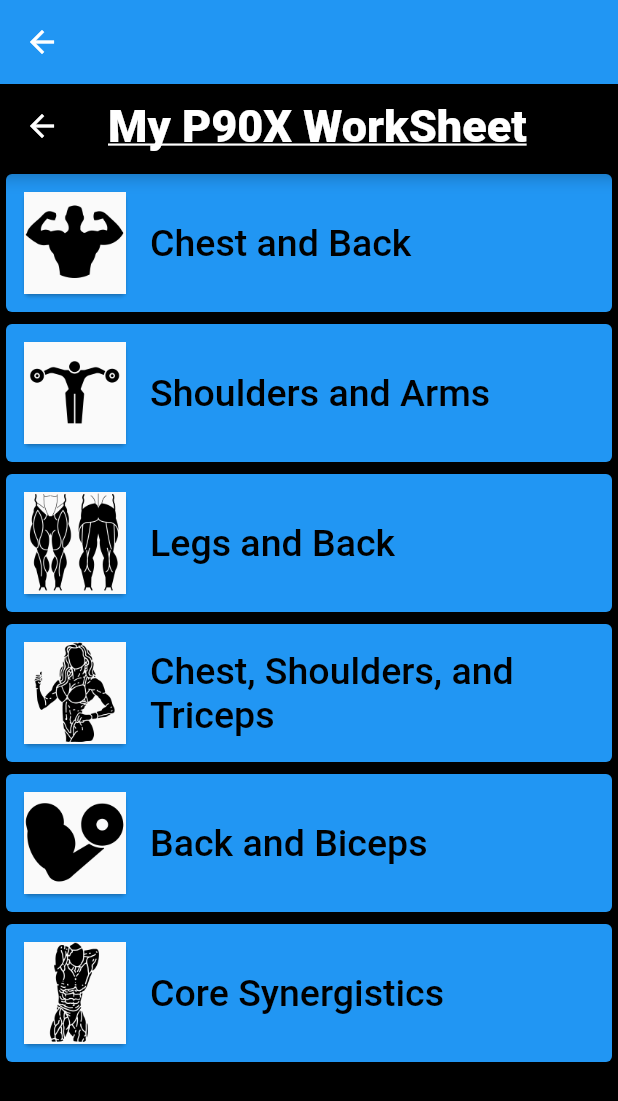
After one commit to Fairfieldfred/myp90x_app, a Flutter app: the MasterDetailPage screen opened by its route, on a phone screen of 412 x 824 dp. The commit adds this screen. Shown: the top 1101 px of the screen. Run offline on Flutter 3.47's test engine with Material 2 defaults, Android fonts, the phone set to English and light mode, and no system bars; our stand-ins replace sqflite; missing offline and left inert: dart:ffi; accounts and stored records are empty.

Commit message:
Colors and Pageview with no scroll

```diff
--- a/lib/main.dart
+++ b/lib/main.dart
@@ -1,6 +1,7 @@
 import 'package:flutter/material.dart';
 import 'package:myp90x_app/screens/database_test_screen.dart';
 import 'package:myp90x_app/model/exercise_brain.dart';
+import 'package:myp90x_app/screens/master_detail_page.dart';
 import 'package:myp90x_app/screens/welcome_screen.dart';
 import 'package:provider/provider.dart';
 
@@ -20,6 +21,7 @@
         routes: {
           WelcomeScreen.id: (context) => WelcomeScreen(),
           DatabaseTestScreen.id: (context) => DatabaseTestScreen(),
+          MasterDetailPage.id: (context) => MasterDetailPage()
         },
       ),
     );
--- a/lib/model/exercise_brain.dart
+++ b/lib/model/exercise_brain.dart
@@ -1,4 +1,5 @@
 import 'package:flutter/material.dart';
+import 'package:myp90x_app/model/workoutData.dart';
 
 class ExerciseModel extends ChangeNotifier {
 
@@ -31,7 +32,13 @@
   int _nextLastWeight = 0;
   int get nextLastWeight => _nextLastWeight;
 
+  WorkoutData _currentWorkout = workouts[2];
+  WorkoutData get currentWorkout => _currentWorkout;
 
+    void setCurrentWorkout(workout) {
+      _currentWorkout = workout;
+      notifyListeners();
+    }
     void setExerciseNumber(int) {
       _exerciseNumber = int;
       notifyListeners();
--- a/lib/screens/exercise_screen.dart
+++ b/lib/screens/exercise_screen.dart
@@ -4,7 +4,6 @@
 import 'package:myp90x_app/components/constants.dart';
 import 'package:myp90x_app/components/picker_views.dart';
 import 'package:myp90x_app/components/database_helper.dart';
-import 'package:myp90x_app/components/rounded_button.dart';
 import 'package:myp90x_app/model/exercise_brain.dart';
 import 'package:myp90x_app/model/workoutData.dart';
 import 'package:provider/provider.dart';
--- /dev/null
+++ b/lib/screens/master_detail_page.dart
@@ -0,0 +1,103 @@
+import 'package:flutter/material.dart';
+import 'package:myp90x_app/components/constants.dart';
+import 'package:myp90x_app/screens/welcome_screen.dart';
+import 'package:myp90x_app/model/workoutData.dart';
+import 'exercise_screen.dart';
+import 'package:myp90x_app/model/exercise_brain.dart';
+import 'package:provider/provider.dart';
+
+class MasterDetailPage extends StatefulWidget {
+
+  static const String id = 'master_Detail_Page';
+
+  @override
+  _MasterDetailPageState createState() => _MasterDetailPageState();
+}
+
+class _MasterDetailPageState extends State<MasterDetailPage> {
+
+  var isLargeScreen = false;
+
+  @override
+  Widget build(BuildContext context) {
+
+    return Scaffold(
+      appBar: AppBar(),
+      body: OrientationBuilder(builder: (context, orientation) {
+        final exerciseModel = context.watch<ExerciseModel>();
+        if (MediaQuery.of(context).size.width > 600) {
+          isLargeScreen = true;
+        } else {
+          isLargeScreen = false;
+        }
+
+        return Row(children: <Widget>[
+          Expanded(
+            child: WorkoutListView()
+          ),
+          isLargeScreen ? Expanded(child: ExerciseScreen(exerciseModel.currentWorkout)) : Container(),
+        ]);
+      }),
+    );
+  }
+}
+
+
+class WorkoutListView extends StatefulWidget {
+
+  @override
+  _WorkoutListViewState createState() => _WorkoutListViewState();
+}
+
+class _WorkoutListViewState extends State<WorkoutListView> {
+  @override
+  Widget build(BuildContext context) {
+    final exerciseModel = context.watch<ExerciseModel>();
+    return Scaffold(
+      backgroundColor: Colors.black,
+      appBar: AppBar(
+        title: Text('My P90X WorkSheet',
+            style: kProgramNameTextStyle),
+        backgroundColor: Colors.black,
+      ),
+      body:
+      ListView(
+        children: [
+          for (var i = 0; i < workouts.length; i++ )
+            Card(
+              color: Colors.blue,
+              child: TextButton(
+                  child:
+                  Row(
+                    children: [
+                      Card(
+                        child: Image(
+                          image: AssetImage('images/${workouts[i].workoutName}.png'),
+                        ),
+                      ),
+                      Expanded(
+                        child: Padding(
+                          padding: const EdgeInsets.only(left: 12.0),
+                          child: Text(workouts[i].workoutName,
+                              maxLines: 2,
+                              style: kWorkoutListTextStyle
+                          ),
+                        ),
+                      ),
+                    ],
+                  ),
+                  onPressed: (){
+
+                    setState(() {
+                      exerciseModel.setCurrentWorkout(workouts[i]);
+                      print(exerciseModel.currentWorkout.workoutName);
+                    });
+                  }
+              ),
+            ),
+        ],
+        itemExtent: 100.0,
+      ),
+    );
+  }
+}
```
Also changed, not shown: lib/components/constants.dart (+22 -1 lines), lib/components/reusable_card.dart (deleted, +0 -26 lines).
